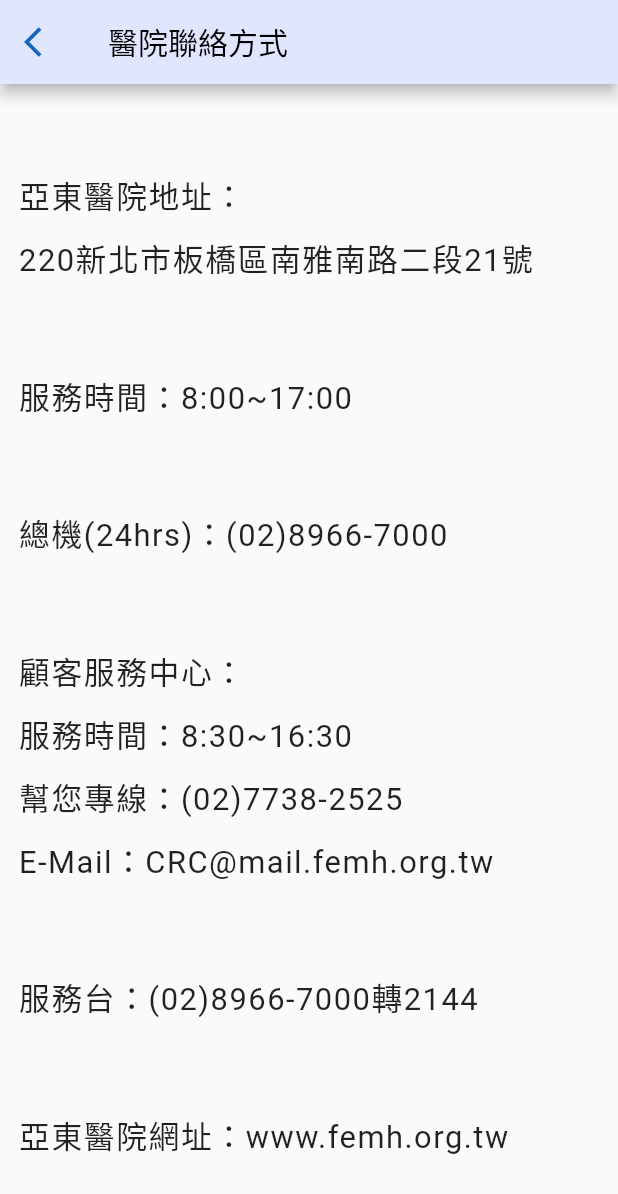
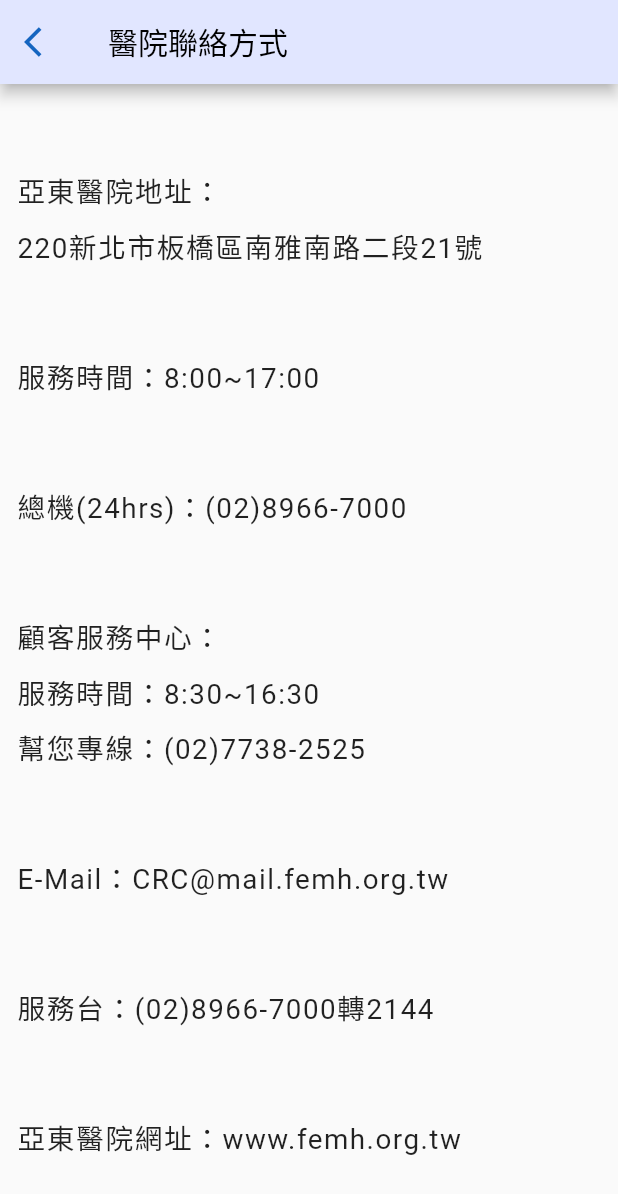
Before and after one commit to JamesLiu26/risk, a Flutter app: the Contact screen opened directly, on a phone screen of 412 x 824 dp. Shown: the top 1194 px of the screen. Run offline on Flutter 3.47's test engine with Material 2 defaults, Android fonts, the phone set to English and light mode, and no system bars.

Commit message:
2021/08/26 modify some codes & add url_launcher in contact.dart

```diff
--- a/lib/contact.dart
+++ b/lib/contact.dart
@@ -1,4 +1,5 @@
 import 'package:flutter/material.dart';
+import 'package:url_launcher/url_launcher.dart';
 import './appBar.dart';
 
 void main() {
@@ -11,6 +12,7 @@
 class Contact extends StatelessWidget {
   @override
   Widget build(BuildContext context) {
+    double fontSize = MediaQuery.of(context).size.width * 0.045;
     return Scaffold(
         appBar: appBar(
           "醫院聯絡方式",
@@ -25,23 +27,52 @@
           crossAxisAlignment: CrossAxisAlignment.start,
           mainAxisAlignment: MainAxisAlignment.spaceEvenly,
           children: [
-            contactText("  亞東醫院地址：\n  220新北市板橋區南雅南路二段21號", context),
-            contactText("  服務時間：8:00~17:00", context),
-            contactText("  總機(24hrs)：(02)8966-7000", context),
+            contactText("  亞東醫院地址：\n  220新北市板橋區南雅南路二段21號", fontSize),
+            contactText("  服務時間：8:00~17:00", fontSize),
+            contactText("  總機(24hrs)：(02)8966-7000", fontSize),
             contactText(
-                "  顧客服務中心：\n  服務時間：8:30~16:30\n  幫您專線：(02)7738-2525\n  E-Mail：CRC@mail.femh.org.tw",
-                context),
-            contactText("  服務台：(02)8966-7000轉2144", context),
-            contactText("  亞東醫院網址：www.femh.org.tw", context),
+                "  顧客服務中心：\n  服務時間：8:30~16:30\n  幫您專線：(02)7738-2525", fontSize),
+            Row(
+              children: [
+                contactText("  E-Mail：", fontSize),
+                toLinkMail("CRC@mail.femh.org.tw", fontSize)
+              ],
+            ),
+            contactText("  服務台：(02)8966-7000轉2144", fontSize),
+            Row(
+              children: [
+                contactText("  亞東醫院網址：", fontSize),
+                toLinkWeb("www.femh.org.tw", fontSize)
+              ],
+            ),
           ],
         ));
   }
 }
 
-Text contactText(String text, BuildContext context) {
+Text contactText(String text, double size) {
   return Text(text,
-      style: TextStyle(
-          fontSize: MediaQuery.of(context).size.width * 0.05,
-          letterSpacing: 1,
-          height: 2));
+      style: TextStyle(fontSize: size, letterSpacing: 1, height: 2));
 }
+
+GestureDetector toLinkMail(String mail, double size) {
+  return GestureDetector(
+      child: contactText(mail, size),
+      onTap: () async {
+        if (await canLaunch("mailto:$mail"))
+          launch("mailto:$mail");
+        else
+          throw "Couldn't launch $mail";
+      });
+}
+
+GestureDetector toLinkWeb(String url, double size) {
+  return GestureDetector(
+      child: contactText(url, size),
+      onTap: () async {
+        if (await canLaunch("https://$url"))
+          launch("https://$url");
+        else
+          throw "Couldn't launch $url";
+      });
+}
```
Also changed, not shown: lib/login.dart (+5 -17 lines), lib/menu.dart (+8 -7 lines), lib/person_data.dart (+0 -10 lines), lib/signup.dart (+6 -21 lines).
